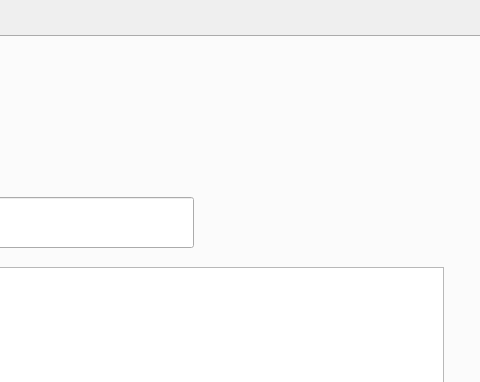
This is projeto_EE_2022_1/telaprincipal.ui in MariaZBP/projeto_Qt as Qt 5 draws it before an edit; both pictures show x 699 to 1179 and y 0 to 382 of the 1179 by 695 pixel window. The edited form follows.
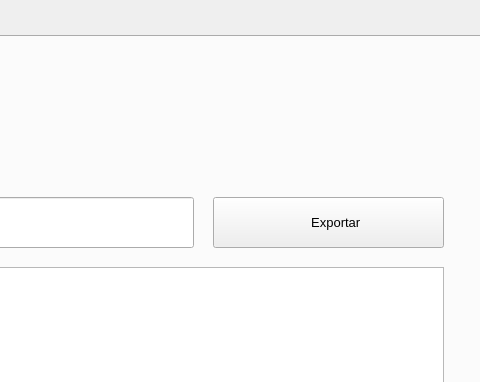
This is the edited form. Icons and pictures are not drawn.

Commit message: Exportar dados para o excel

```diff
--- a/projeto_EE_2022_1/telaprincipal.ui
+++ b/projeto_EE_2022_1/telaprincipal.ui
@@ -256,6 +256,28 @@
       <string>Filtro Colunas</string>
      </property>
     </widget>
+    <widget class="QPushButton" name="btnExportarExcel">
+     <property name="geometry">
+      <rect>
+       <x>900</x>
+       <y>160</y>
+       <width>231</width>
+       <height>51</height>
+      </rect>
+     </property>
+     <property name="font">
+      <font>
+       <pointsize>10</pointsize>
+      </font>
+     </property>
+     <property name="text">
+      <string>    Exportar</string>
+     </property>
+     <property name="icon">
+      <iconset resource="recursosimagens.qrc">
+       <normaloff>:/Imagens/Imagens/excel.png</normaloff>:/Imagens/Imagens/excel.png</iconset>
+     </property>
+    </widget>
    </widget>
    <widget class="QWidget" name="tab_2">
     <attribute name="title">
```
The commit also changes 3 other files.
